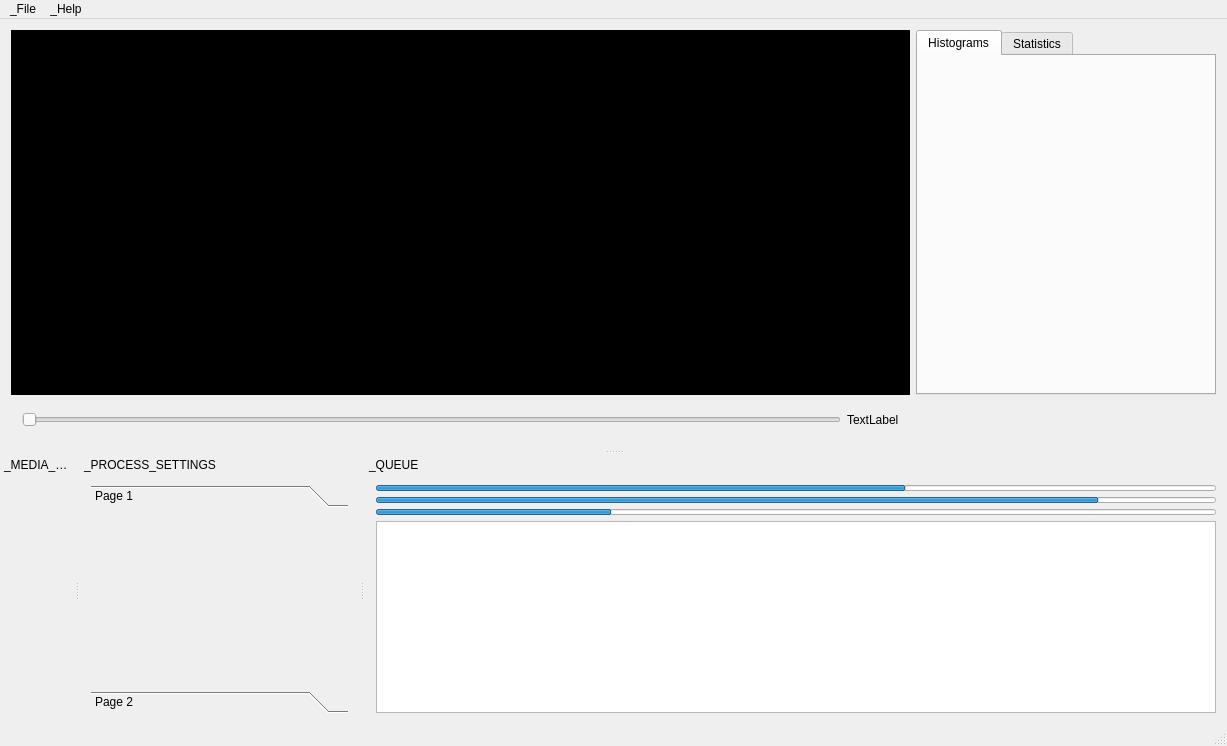
The window that Source/OpenCine/MainWindow.ui (apertus-open-source-cinema/opencine) describes before a commit, drawn with Qt 5.
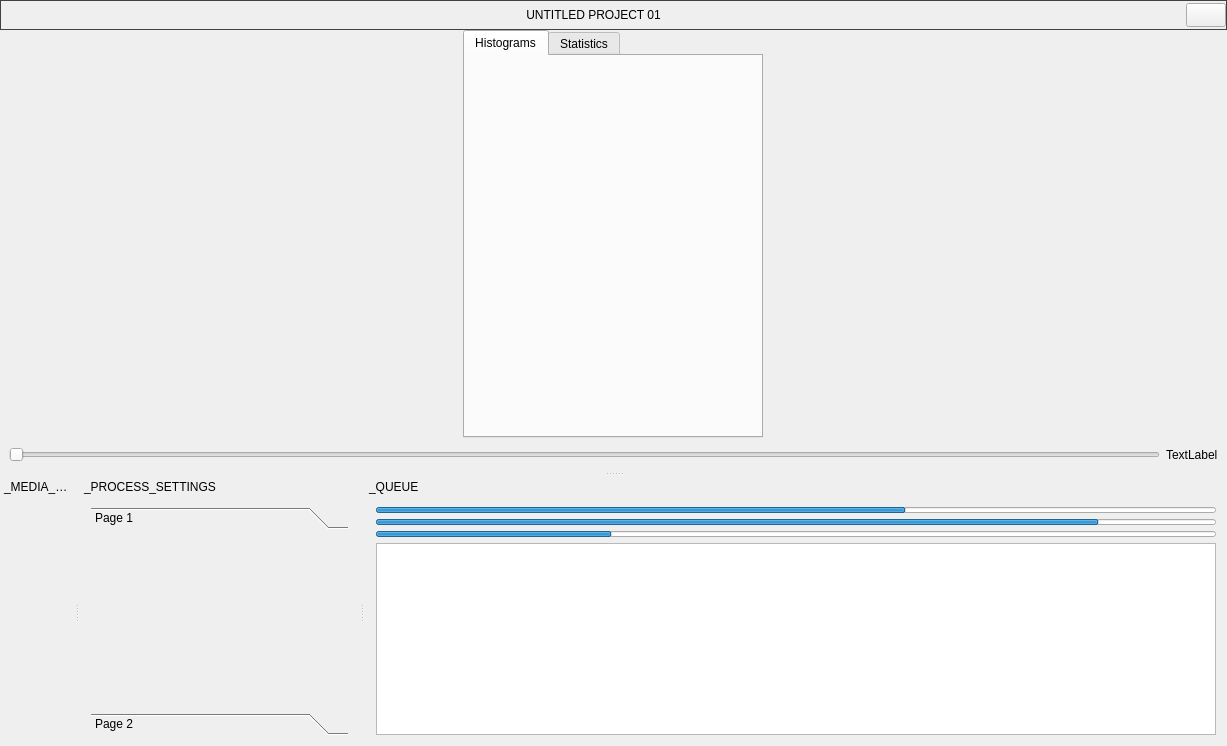
The same window after the commit. Icons and pictures are not drawn.

Commit message: - Added missing icons to resource file - Adjusted GUI and theme - Deactivated Media Explorer item selection because of bug, rating control works again

What changed in the file:
```diff
--- a/Source/OpenCine/MainWindow.ui
+++ b/Source/OpenCine/MainWindow.ui
@@ -14,34 +14,195 @@
    <string>_OpenCine</string>
   </property>
   <widget class="QWidget" name="centralWidget">
-   <layout class="QGridLayout" name="gridLayout_3">
-    <item row="0" column="2">
-     <widget class="QTabWidget" name="tabWidget">
+   <layout class="QVBoxLayout" name="verticalLayout">
+    <property name="spacing">
+     <number>0</number>
+    </property>
+    <property name="leftMargin">
+     <number>0</number>
+    </property>
+    <property name="topMargin">
+     <number>0</number>
+    </property>
+    <property name="rightMargin">
+     <number>0</number>
+    </property>
+    <property name="bottomMargin">
+     <number>0</number>
+    </property>
+    <item>
+     <widget class="QFrame" name="horizontalFrame_2">
       <property name="maximumSize">
        <size>
-        <width>300</width>
-        <height>16777215</height>
+        <width>16777215</width>
+        <height>30</height>
        </size>
       </property>
-      <property name="currentIndex">
-       <number>0</number>
+      <property name="styleSheet">
+       <string notr="true">QFrame#horizontalFrame_2
+{
+	border: 1px solid #414141;
+}</string>
       </property>
-      <widget class="QWidget" name="tab_3">
-       <attribute name="title">
-        <string>Histograms</string>
-       </attribute>
-       <layout class="QGridLayout" name="gridLayout_5"/>
-      </widget>
-      <widget class="QWidget" name="tab_4">
-       <attribute name="title">
-        <string>Statistics</string>
-       </attribute>
-      </widget>
+      <layout class="QHBoxLayout" name="horizontalLayout_6">
+       <property name="spacing">
+        <number>0</number>
+       </property>
+       <property name="leftMargin">
+        <number>0</number>
+       </property>
+       <property name="topMargin">
+        <number>2</number>
+       </property>
+       <property name="rightMargin">
+        <number>0</number>
+       </property>
+       <property name="bottomMargin">
+        <number>2</number>
+       </property>
+       <item>
+        <spacer name="horizontalSpacer_2">
+         <property name="orientation">
+          <enum>Qt::Horizontal</enum>
+         </property>
+         <property name="sizeHint" stdset="0">
+          <size>
+           <width>40</width>
+           <height>20</height>
+          </size>
+         </property>
+        </spacer>
+       </item>
+       <item>
+        <widget class="QLabel" name="label">
+         <property name="lineWidth">
+          <number>0</number>
+         </property>
+         <property name="text">
+          <string>UNTITLED PROJECT 01</string>
+         </property>
+         <property name="alignment">
+          <set>Qt::AlignCenter</set>
+         </property>
+         <property name="margin">
+          <number>5</number>
+         </property>
+         <property name="textInteractionFlags">
+          <set>Qt::NoTextInteraction</set>
+         </property>
+        </widget>
+       </item>
+       <item>
+        <spacer name="horizontalSpacer">
+         <property name="orientation">
+          <enum>Qt::Horizontal</enum>
+         </property>
+         <property name="sizeHint" stdset="0">
+          <size>
+           <width>40</width>
+           <height>20</height>
+          </size>
+         </property>
+        </spacer>
+       </item>
+       <item>
+        <widget class="QPushButton" name="pushButton">
+         <property name="sizePolicy">
+          <sizepolicy hsizetype="Minimum" vsizetype="Expanding">
+           <horstretch>0</horstretch>
+           <verstretch>0</verstretch>
+          </sizepolicy>
+         </property>
+         <property name="text">
+          <string/>
+         </property>
+         <property name="icon">
+          <iconset resource="Resources.qrc">
+           <normaloff>:/Icons/Icons/mechanic2.png</normaloff>:/Icons/Icons/mechanic2.png</iconset>
+         </property>
+         <property name="iconSize">
+          <size>
+           <width>24</width>
+           <height>16</height>
+          </size>
+         </property>
+        </widget>
+       </item>
+      </layout>
      </widget>
     </item>
-    <item row="2" column="1" rowspan="2">
+    <item>
      <widget class="QFrame" name="horizontalFrame">
-      <layout class="QHBoxLayout" name="horizontalLayout">
+      <layout class="QHBoxLayout" name="horizontalLayout_4">
+       <property name="spacing">
+        <number>0</number>
+       </property>
+       <property name="leftMargin">
+        <number>0</number>
+       </property>
+       <property name="topMargin">
+        <number>0</number>
+       </property>
+       <property name="rightMargin">
+        <number>0</number>
+       </property>
+       <property name="bottomMargin">
+        <number>0</number>
+       </property>
+       <item>
+        <layout class="QGridLayout" name="gridLayout_3"/>
+       </item>
+       <item>
+        <widget class="QTabWidget" name="tabWidget">
+         <property name="maximumSize">
+          <size>
+           <width>300</width>
+           <height>16777215</height>
+          </size>
+         </property>
+         <property name="currentIndex">
+          <number>0</number>
+         </property>
+         <widget class="QWidget" name="tab_3">
+          <attribute name="title">
+           <string>Histograms</string>
+          </attribute>
+          <layout class="QGridLayout" name="gridLayout_5"/>
+         </widget>
+         <widget class="QWidget" name="tab_4">
+          <attribute name="title">
+           <string>Statistics</string>
+          </attribute>
+         </widget>
+        </widget>
+       </item>
+      </layout>
+     </widget>
+    </item>
+    <item>
+     <widget class="QFrame" name="horizontalFrame">
+      <property name="styleSheet">
+       <string notr="true">QFrame#horizontalFrame
+{
+	border: 1px solid red;
+}</string>
+      </property>
+      <layout class="QHBoxLayout" name="horizontalLayout" stretch="0,0">
+       <property name="spacing">
+        <number>6</number>
+       </property>
+       <property name="leftMargin">
+        <number>9</number>
+       </property>
+       <property name="topMargin">
+        <number>9</number>
+       </property>
+       <property name="rightMargin">
+        <number>9</number>
+       </property>
+       <property name="bottomMargin">
+        <number>9</number>
+       </property>
        <item>
         <widget class="QSlider" name="horizontalSlider">
          <property name="orientation">
@@ -59,58 +220,8 @@
       </layout>
      </widget>
     </item>
-    <item row="0" column="1">
-     <widget class="QGraphicsView" name="previewArea">
-      <property name="styleSheet">
-       <string notr="true">background-color: rgb(0, 0, 0);</string>
-      </property>
-      <property name="frameShape">
-       <enum>QFrame::NoFrame</enum>
-      </property>
-      <property name="frameShadow">
-       <enum>QFrame::Plain</enum>
-      </property>
-      <property name="lineWidth">
-       <number>0</number>
-      </property>
-      <property name="verticalScrollBarPolicy">
-       <enum>Qt::ScrollBarAlwaysOff</enum>
-      </property>
-      <property name="horizontalScrollBarPolicy">
-       <enum>Qt::ScrollBarAlwaysOff</enum>
-      </property>
-      <property name="sizeAdjustPolicy">
-       <enum>QAbstractScrollArea::AdjustIgnored</enum>
-      </property>
-     </widget>
-    </item>
    </layout>
   </widget>
-  <widget class="QMenuBar" name="menuBar">
-   <property name="geometry">
-    <rect>
-     <x>0</x>
-     <y>0</y>
-     <width>1227</width>
-     <height>20</height>
-    </rect>
-   </property>
-   <widget class="QMenu" name="menuFile">
-    <property name="title">
-     <string>_File</string>
-    </property>
-    <addaction name="actionQuit"/>
-   </widget>
-   <widget class="QMenu" name="menuHelp">
-    <property name="title">
-     <string>_Help</string>
-    </property>
-    <addaction name="actionAbout"/>
-   </widget>
-   <addaction name="menuFile"/>
-   <addaction name="menuHelp"/>
-  </widget>
-  <widget class="QStatusBar" name="statusBar"/>
   <widget class="QDockWidget" name="dockWidget_3">
    <property name="autoFillBackground">
     <bool>false</bool>
```
Left out of the diff: 6 changed lines with no effect on the pictures. The commit also changes 6 other files.
